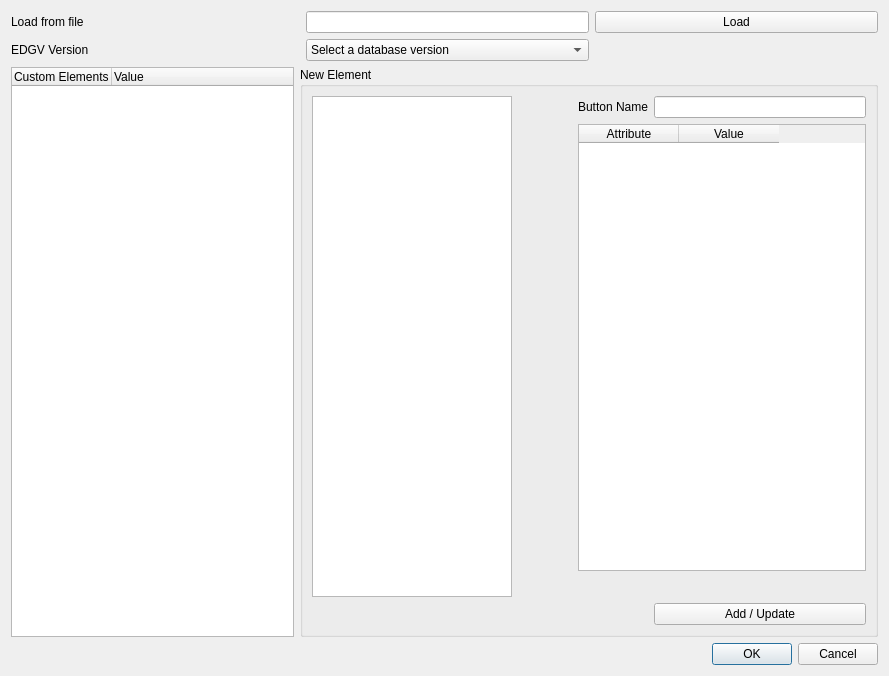
Before: the Qt Designer form ProductionTools/field_setup.ui in dsgoficial/DsgTools, drawn with Qt 5.
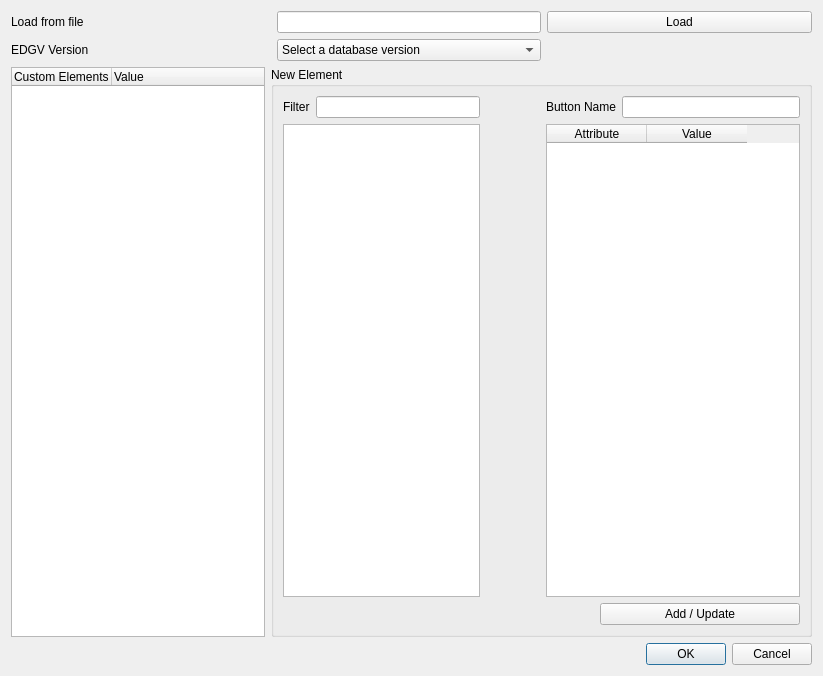
After: the same form once the commit is applied.

Commit message: Making the field toolbox work with abstractDb, loading layers automatically and leaving edition turned on

What changed in the file:
```diff
--- a/ProductionTools/field_setup.ui
+++ b/ProductionTools/field_setup.ui
@@ -6,7 +6,7 @@
    <rect>
     <x>0</x>
     <y>0</y>
-    <width>889</width>
+    <width>823</width>
     <height>676</height>
    </rect>
   </property>
@@ -21,72 +21,6 @@
      </property>
     </widget>
    </item>
-   <item row="2" column="1" colspan="3">
-    <widget class="QGroupBox" name="groupBox">
-     <property name="title">
-      <string>New Element</string>
-     </property>
-     <layout class="QGridLayout" name="gridLayout">
-      <item row="0" column="0" rowspan="3">
-       <widget class="QListWidget" name="classListWidget">
-        <property name="maximumSize">
-         <size>
-          <width>200</width>
-          <height>16777215</height>
-         </size>
-        </property>
-       </widget>
-      </item>
-      <item row="0" column="2">
-       <widget class="QLabel" name="label">
-        <property name="text">
-         <string>Button Name</string>
-        </property>
-       </widget>
-      </item>
-      <item row="0" column="3">
-       <widget class="QLineEdit" name="buttonNameLineEdit"/>
-      </item>
-      <item row="1" column="2" colspan="2">
-       <widget class="QTableWidget" name="attributeTableWidget">
-        <column>
-         <property name="text">
-          <string>Attribute</string>
-         </property>
-        </column>
-        <column>
-         <property name="text">
-          <string>Value</string>
-         </property>
-        </column>
-       </widget>
-      </item>
-      <item row="2" column="1">
-       <spacer name="horizontalSpacer">
-        <property name="orientation">
-         <enum>Qt::Horizontal</enum>
-        </property>
-        <property name="sizeType">
-         <enum>QSizePolicy::Fixed</enum>
-        </property>
-        <property name="sizeHint" stdset="0">
-         <size>
-          <width>60</width>
-          <height>20</height>
-         </size>
-        </property>
-       </spacer>
-      </item>
-      <item row="3" column="3">
-       <widget class="QPushButton" name="addUpdatePushButton">
-        <property name="text">
-         <string>Add / Update</string>
-        </property>
-       </widget>
-      </item>
-     </layout>
-    </widget>
-   </item>
    <item row="3" column="3">
     <widget class="QDialogButtonBox" name="buttonBox">
      <property name="orientation">
@@ -153,6 +87,114 @@
      </item>
     </widget>
    </item>
+   <item row="2" column="1" colspan="3">
+    <widget class="QGroupBox" name="groupBox">
+     <property name="layoutDirection">
+      <enum>Qt::LeftToRight</enum>
+     </property>
+     <property name="title">
+      <string>New Element</string>
+     </property>
+     <layout class="QGridLayout" name="gridLayout">
+      <item row="0" column="0">
+       <layout class="QHBoxLayout" name="horizontalLayout_3">
+        <item>
+         <layout class="QVBoxLayout" name="verticalLayout">
+          <item>
+           <layout class="QHBoxLayout" name="horizontalLayout">
+            <item>
+             <widget class="QLabel" name="label_4">
+              <property name="text">
+               <string>Filter</string>
+              </property>
+             </widget>
+            </item>
+            <item>
+             <widget class="QLineEdit" name="filterEdit"/>
+            </item>
+           </layout>
+          </item>
+          <item>
+           <widget class="QListWidget" name="classListWidget">
+            <property name="maximumSize">
+             <size>
+              <width>200</width>
+              <height>16777215</height>
+             </size>
+            </property>
+           </widget>
+          </item>
+         </layout>
+        </item>
+        <item>
+         <spacer name="horizontalSpacer">
+          <property name="orientation">
+           <enum>Qt::Horizontal</enum>
+          </property>
+          <property name="sizeType">
+           <enum>QSizePolicy::Fixed</enum>
+          </property>
+          <property name="sizeHint" stdset="0">
+           <size>
+            <width>60</width>
+            <height>20</height>
+           </size>
+          </property>
+         </spacer>
+        </item>
+        <item>
+         <layout class="QVBoxLayout" name="verticalLayout_2">
+          <item>
+           <layout class="QHBoxLayout" name="horizontalLayout_2">
+            <item>
+             <widget class="QLabel" name="label">
+              <property name="text">
+               <string>Button Name</string>
+              </property>
+             </widget>
+            </item>
+            <item>
+             <widget class="QLineEdit" name="buttonNameLineEdit"/>
+            </item>
+           </layout>
+          </item>
+          <item>
+           <widget class="QTableWidget" name="attributeTableWidget">
+            <column>
+             <property name="text">
+              <string>Attribute</string>
+             </property>
+            </column>
+            <column>
+             <property name="text">
+              <string>Value</string>
+             </property>
+            </column>
+           </widget>
+          </item>
+         </layout>
+        </item>
+       </layout>
+      </item>
+      <item row="1" column="0">
+       <widget class="QPushButton" name="addUpdatePushButton">
+        <property name="maximumSize">
+         <size>
+          <width>200</width>
+          <height>16777215</height>
+         </size>
+        </property>
+        <property name="layoutDirection">
+         <enum>Qt::RightToLeft</enum>
+        </property>
+        <property name="text">
+         <string>Add / Update</string>
+        </property>
+       </widget>
+      </item>
+     </layout>
+    </widget>
+   </item>
   </layout>
  </widget>
  <resources/>
```
The commit also changes 5 other files.
